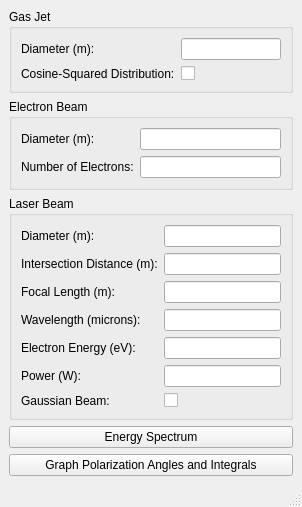
alanrussian/Monte-Carlo-Simulations-of-Electron-Scattering-Experiments, file UI/main_window.ui: the form before one commit.
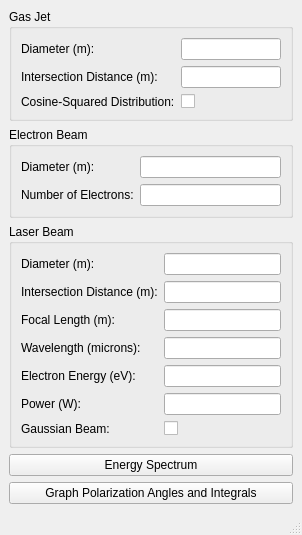
The form after the commit.

Commit message: Added gas jet intersection distance to UI.

The edit to the form file:
```diff
--- a/UI/main_window.ui
+++ b/UI/main_window.ui
@@ -7,7 +7,7 @@
     <x>0</x>
     <y>0</y>
     <width>302</width>
-    <height>485</height>
+    <height>504</height>
    </rect>
   </property>
   <property name="windowTitle">
@@ -34,20 +34,30 @@
        <item row="0" column="1">
         <widget class="QLineEdit" name="gasJetDiameter"/>
        </item>
-       <item row="1" column="0">
+       <item row="2" column="0">
         <widget class="QLabel" name="label_11">
          <property name="text">
           <string>Cosine-Squared Distribution:</string>
          </property>
         </widget>
        </item>
-       <item row="1" column="1">
+       <item row="2" column="1">
         <widget class="QCheckBox" name="gasJetCosineSquaredDistribution">
          <property name="text">
           <string/>
          </property>
         </widget>
        </item>
+       <item row="1" column="0">
+        <widget class="QLabel" name="label_12">
+         <property name="text">
+          <string>Intersection Distance (m):</string>
+         </property>
+        </widget>
+       </item>
+       <item row="1" column="1">
+        <widget class="QLineEdit" name="gasJetIntersectionDistance"/>
+       </item>
       </layout>
       <zorder>label_3</zorder>
       <zorder>gasJetDiameter</zorder>
```
Left out of the diff: 4 changed lines with no effect on the pictures. The commit also changes 3 other files.
